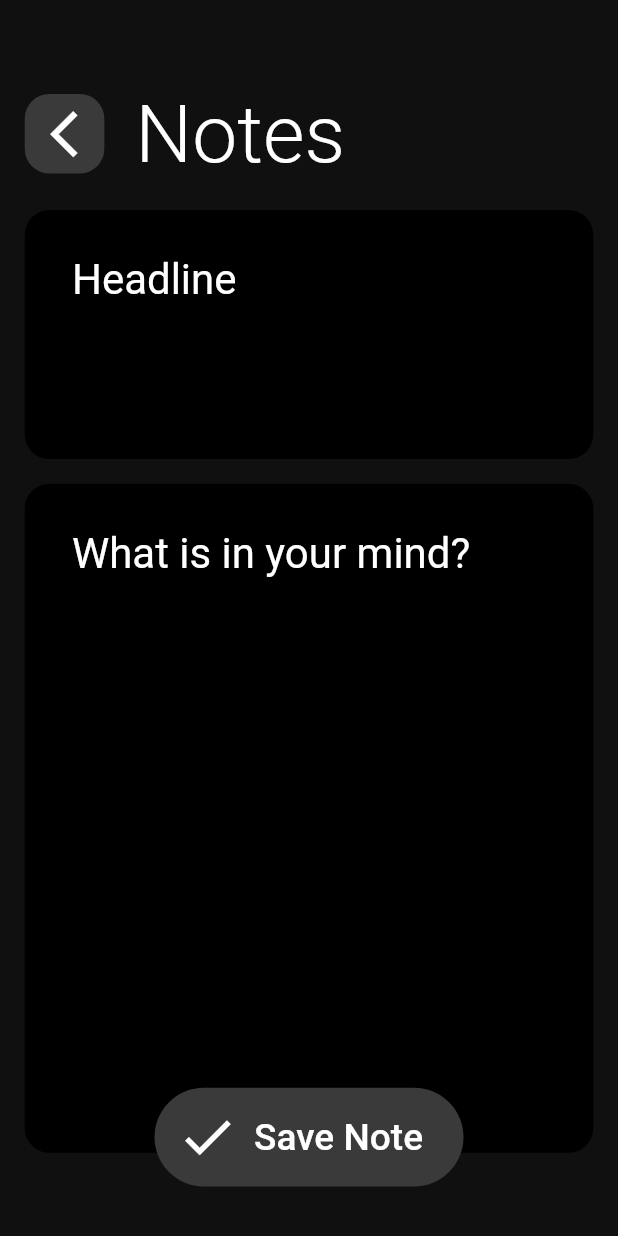
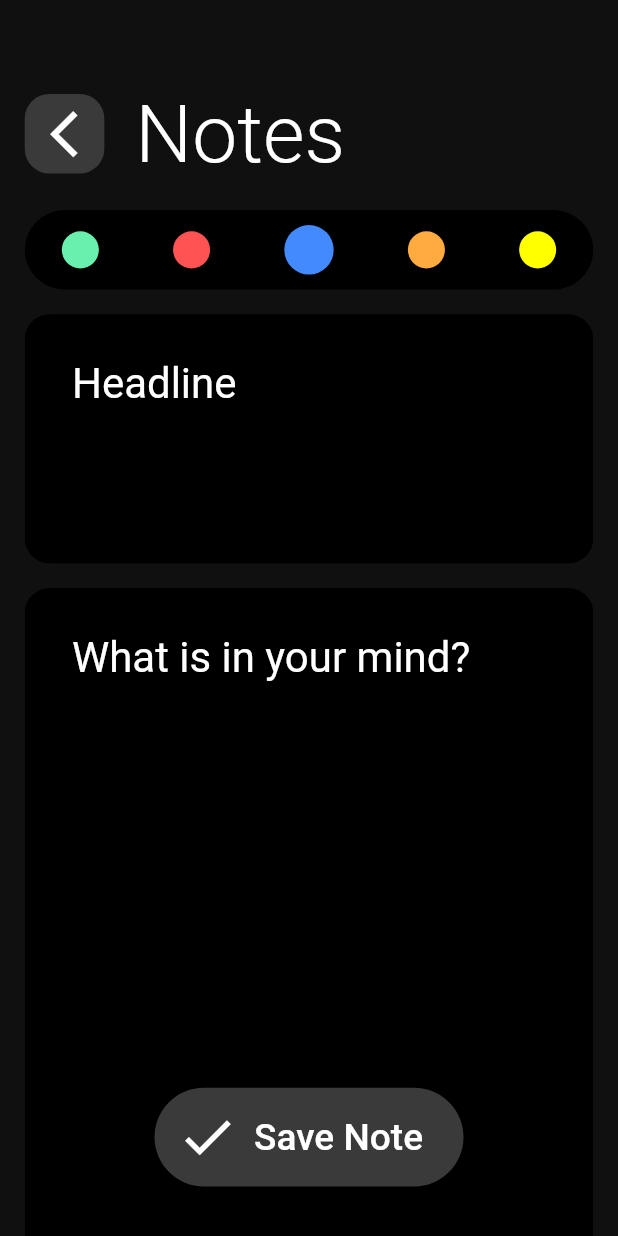
Before and after one commit to Mohamed-Abdelrazeq/Cool-Note, a Flutter app: the screen it shows after launch, after a tap on "AddNote", on a phone screen of 412 x 824 dp. Run offline on Flutter 3.47's test engine with Material 2 defaults, Android fonts, the phone set to English and light mode, and no system bars; our stand-ins replace sqflite; accounts and stored records are empty.

Commit message:
Colors Selection Current Date

```diff
--- /dev/null
+++ b/lib/Controllers/ColorProvider.dart
@@ -0,0 +1,10 @@
+import 'package:flutter/material.dart';
+
+class ColorProvider with ChangeNotifier{
+  int colorId = 2;
+
+  colorChanger(id){
+    colorId = id;
+    notifyListeners();
+  }
+}
--- a/lib/Controllers/NotesViewController.dart
+++ b/lib/Controllers/NotesViewController.dart
@@ -18,8 +18,6 @@ class NotesViewController with ChangeNotifier{
       note.toMap(),
       conflictAlgorithm: ConflictAlgorithm.replace,
     );
-
-    notifyListeners();
   }
 
   Future<void> updateNote(Note note,Database database) async {
@@ -71,11 +69,12 @@ class NotesViewController with ChangeNotifier{
         headline: maps[i]['headline'],
         date: maps[i]['date'],
         note: maps[i]['note'],
+        colorId: maps[i]['colorId'],
       );
     });
   }
 
-  Future<List<Widget>> notesRow({double width, double height}) async {
+  Future notesRow({double width, double height}) async {
 
     leftList.clear();
     rightList.clear();
@@ -83,14 +82,12 @@ class NotesViewController with ChangeNotifier{
     Database database = await dbConnection();
     List<Note> myNotes = await notes(database);
 
-    print(myNotes.length);
-
     for (var i = 0; i < myNotes.length; i++) {
-      if (myNotes[i].id % 2 == 0){
+      if (myNotes[i].id % 2 != 0){
         leftList.add(NoteCard(
           width: width,
           height: height,
-          color: Colors.greenAccent,
+          color: colorCode(myNotes[i].colorId),
           date: myNotes[i].date,
           headline: myNotes[i].headline,
           id: myNotes[i].id,
@@ -101,7 +98,7 @@ class NotesViewController with ChangeNotifier{
         rightList.add(NoteCard(
           width: width,
           height: height,
-          color: Colors.greenAccent,
+          color: colorCode(myNotes[i].colorId),
           date: myNotes[i].date,
           headline: myNotes[i].headline,
           id: myNotes[i].id,
@@ -109,8 +106,6 @@ class NotesViewController with ChangeNotifier{
         ));
       }
     }
-
-    notifyListeners();
 
     myNoteCards = [
       Column(
@@ -124,18 +119,26 @@ class NotesViewController with ChangeNotifier{
       ),
     ];
 
-    return [
-      Column(
-        children: leftList,
-      ),
-      SizedBox(
-        width: width * .04,
-      ),
-      Column(
-        children: rightList,
-      ),
-    ];
+    notifyListeners();
 
   }
 
+  Color colorCode(colorId){
+    Color color ;
+    if(colorId == 0){
+      color =  Colors.greenAccent;
+    }else if (colorId == 1){
+      color =  Colors.redAccent;
+    }else if (colorId == 2){
+      color =  Colors.blueAccent;
+    }
+    else if (colorId == 3){
+      color =  Colors.orangeAccent;
+    }
+    else if (colorId == 4){
+      color =  Colors.yellowAccent;
+    }
+    return color;
+  }
+
 }
--- a/lib/Models/NoteModel.dart
+++ b/lib/Models/NoteModel.dart
@@ -1,10 +1,19 @@
+import 'package:flutter/cupertino.dart';
+
 class Note {
   final int id;
   final String headline;
   final String note;
   final String date;
+  final int colorId;
 
-  Note({this.id, this.headline,this.date,this.note});
+  Note({
+              this.id,
+    @required this.headline,
+    @required this.date,
+    @required this.note,
+    @required this.colorId,
+  });
 
   Map<String, dynamic> toMap() {
     return {
@@ -12,6 +21,7 @@ class Note {
       'headline': headline,
       'date': date,
       'note': note,
+      'colorId': colorId,
     };
   }
 
--- a/lib/Models/dbConnection.dart
+++ b/lib/Models/dbConnection.dart
@@ -14,7 +14,7 @@ Future<Database> dbConnection() async {
     join(await getDatabasesPath(), 'notes_database.db'),
     onCreate: (db, version) {
       return db.execute(
-        "CREATE TABLE notes(id INTEGER PRIMARY KEY, headline TEXT, note TEXT,date TEXT)",
+        "CREATE TABLE notes(id INTEGER PRIMARY KEY, headline TEXT, note TEXT,date TEXT,colorId INTEGER)",
       );
     },
     version: 1,
--- /dev/null
+++ b/lib/Views/ComponentWidgets/ColorDot.dart
@@ -0,0 +1,33 @@
+import 'package:flutter/material.dart';
+
+class ColorDot extends StatefulWidget {
+  ColorDot({
+    Key key,
+    @required this.height,
+    @required this.size,
+    @required this.colorId,
+    @required this.color,
+  }) ;
+
+  final double height;
+  final double size;
+  final double colorId;
+  final Color color;
+
+  @override
+  _ColorDotState createState() => _ColorDotState();
+}
+
+class _ColorDotState extends State<ColorDot> {
+  @override
+  Widget build(BuildContext context) {
+    return Container(
+      height: widget.height*widget.size,
+      width: widget.height*widget.size,
+      decoration: BoxDecoration(
+        shape: BoxShape.circle,
+        color: widget.color,
+      ),
+    );
+  }
+}
--- a/lib/Views/Screens/AddNoteScreen.dart
+++ b/lib/Views/Screens/AddNoteScreen.dart
@@ -1,6 +1,8 @@
+import 'package:coolnote_app/Controllers/ColorProvider.dart';
 import 'package:coolnote_app/Controllers/NotesViewController.dart';
 import 'package:coolnote_app/Models/NoteModel.dart';
 import 'package:coolnote_app/Models/dbConnection.dart';
+import 'package:coolnote_app/Views/ComponentWidgets/ColorDot.dart';
 import 'package:coolnote_app/Views/GeneralWidgets/MultilineTextField.dart';
 import 'package:coolnote_app/Views/GeneralWidgets/MyFloatingActionButton.dart';
 import 'package:flutter/material.dart';
@@ -74,6 +76,28 @@ class AddNoteScreen extends StatelessWidget {
                 child: ListView(
                   physics: BouncingScrollPhysics(),
                   children: [
+                    Container(
+                      width: width * .92,
+                      padding: EdgeInsets.symmetric(vertical: 10),
+                      decoration: BoxDecoration(
+                        color: Colors.black,
+                        borderRadius: BorderRadius.circular(height),
+                      ),
+                      child: Row(
+                        crossAxisAlignment: CrossAxisAlignment.center,
+                        mainAxisAlignment: MainAxisAlignment.spaceAround,
+                        children: [
+                         GestureDetector(child: ColorDot(height: height,size: Provider.of<ColorProvider>(context).colorId == 0 ?  0.04 : 0.03,color: Colors.greenAccent,colorId: 0,),onTap: (){Provider.of<ColorProvider>(context,listen: false).colorChanger(0);}),
+                         GestureDetector(child: ColorDot(height: height,size: Provider.of<ColorProvider>(context).colorId == 1 ?  0.04 : 0.03,color: Colors.redAccent,colorId: 1,),onTap: (){Provider.of<ColorProvider>(context,listen: false).colorChanger(1);}),
+                         GestureDetector(child: ColorDot(height: height,size: Provider.of<ColorProvider>(context).colorId == 2 ?  0.04 : 0.03,color: Colors.blueAccent,colorId: 2,),onTap: (){Provider.of<ColorProvider>(context,listen: false).colorChanger(2);}),
+                         GestureDetector(child: ColorDot(height: height,size: Provider.of<ColorProvider>(context).colorId == 3 ?  0.04 : 0.03,color: Colors.orangeAccent,colorId: 3,),onTap: (){Provider.of<ColorProvider>(context,listen: false).colorChanger(3);}),
+                         GestureDetector(child: ColorDot(height: height,size: Provider.of<ColorProvider>(context).colorId == 4 ?  0.04 : 0.03,color: Colors.yellowAccent,colorId: 4,),onTap: (){Provider.of<ColorProvider>(context,listen: false).colorChanger(4);}),
+                        ],
+                      ),
+                    ),
+                    SizedBox(
+                      height: height * .02,
+                    ),
                     MultilineTextField(
                       myController: headlineController,
                       width: width,
@@ -109,7 +133,7 @@ class AddNoteScreen extends StatelessWidget {
                 onTap: () async {
                   //AddNote
                   Database database = await dbConnection();
-                  Note note = Note(headline: headlineController.text,date: 'May 21,2020',note: noteController.text);
+                  Note note = Note(headline: headlineController.text,date: dateCode(DateTime.now()),note: noteController.text,colorId: Provider.of<ColorProvider>(context,listen: false).colorId);
                   Provider.of<NotesViewController>(context,listen: false).insertNote(note, database);
                   //NotifyLister
                   Provider.of<NotesViewController>(context, listen: false).notesRow(width: width,height: height);
@@ -133,3 +157,50 @@ class AddNoteScreen extends StatelessWidget {
     );
   }
 }
+//TODO find a place to it
+String dateCode(DateTime now){
+  var month = now.month;
+  var day = now.day;
+  var year = now.year;
+
+  String stringMonth;
+
+  if (month == 1){
+    stringMonth = 'Jan';
+  }
+  else if(month == 2){
+    stringMonth = 'Feb';
+  }
+  else if(month == 3){
+    stringMonth = 'Mar';
+  }
+  else if(month == 4){
+    stringMonth = 'Apr';
+  }
+  else if(month == 5){
+    stringMonth = 'May';
+  }
+  else if(month == 6){
+    stringMonth = 'June';
+  }
+  else if(month == 7){
+    stringMonth = 'July';
+  }
+  else if(month == 8){
+    stringMonth = 'Aug';
+  }
+  else if(month == 9){
+    stringMonth = 'Sep';
+  }
+  else if(month == 10){
+    stringMonth = 'Oct';
+  }
+  else if(month == 11){
+    stringMonth = 'Nov';
+  }
+  else if(month == 12){
+    stringMonth = 'Dec';
+  }
+
+  return "$stringMonth $day,$year";
+}
--- a/lib/main.dart
+++ b/lib/main.dart
@@ -1,4 +1,5 @@
 //Packages
+import 'package:coolnote_app/Controllers/ColorProvider.dart';
 import 'package:coolnote_app/Controllers/NotesViewController.dart';
 import 'package:flutter/cupertino.dart';
 import 'package:flutter/material.dart';
@@ -15,6 +16,7 @@ void main() {
       providers: [
         ChangeNotifierProvider<PageProvider>(create: (_) => PageProvider()),
         ChangeNotifierProvider<NotesViewController>(create: (_) => NotesViewController()),
+        ChangeNotifierProvider<ColorProvider>(create: (_) => ColorProvider()),
       ],
       child: MyApp(),
     ),
```
